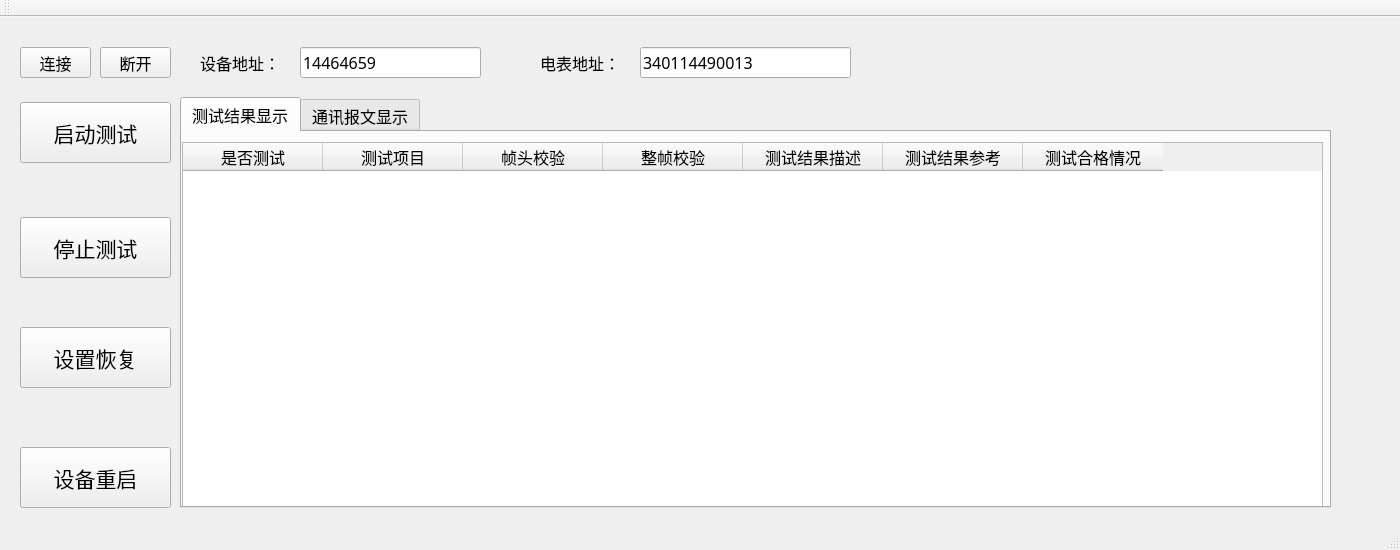
First picture: the form in mainwindow.ui, repository CLP0037/UtilizationDevTesting, before the edit.
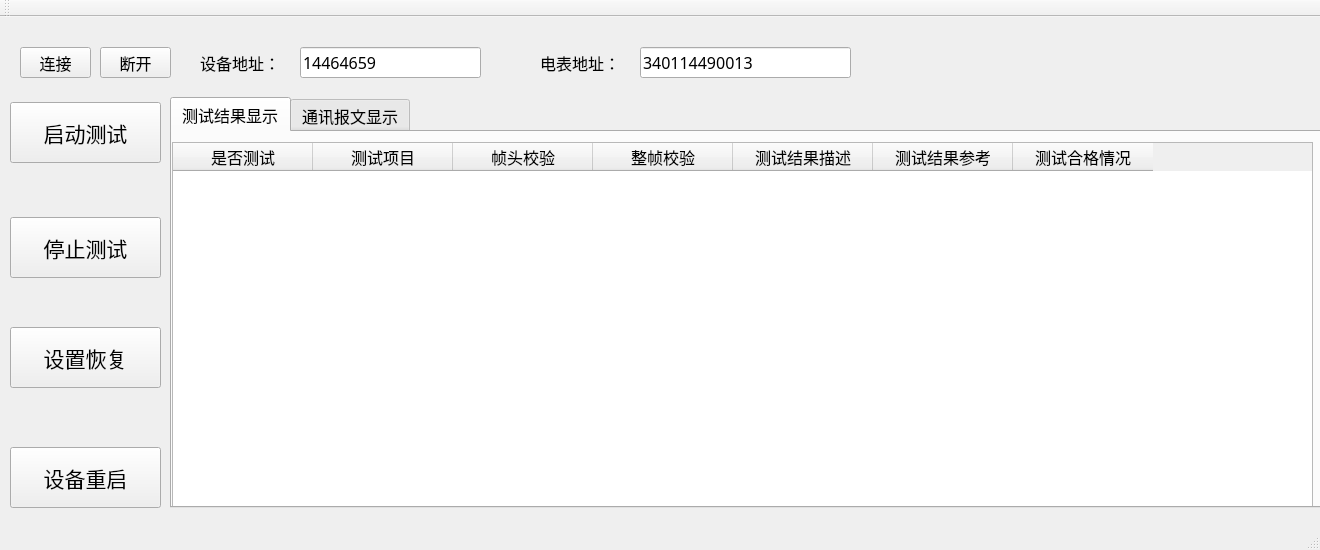
Second picture: the form after the edit. Icons and pictures are not drawn.

```diff
--- a/mainwindow.ui
+++ b/mainwindow.ui
@@ -6,7 +6,7 @@
    <rect>
     <x>0</x>
     <y>0</y>
-    <width>1400</width>
+    <width>1320</width>
     <height>550</height>
    </rect>
   </property>
@@ -29,7 +29,7 @@
    <widget class="QPushButton" name="pushBtn_Start">
     <property name="geometry">
      <rect>
-      <x>20</x>
+      <x>10</x>
       <y>85</y>
       <width>151</width>
       <height>61</height>
@@ -64,7 +64,7 @@
    <widget class="QPushButton" name="pushBtn_Stop">
     <property name="geometry">
      <rect>
-      <x>20</x>
+      <x>10</x>
       <y>200</y>
       <width>151</width>
       <height>61</height>
@@ -99,7 +99,7 @@
    <widget class="QPushButton" name="pushBtn_Reset">
     <property name="geometry">
      <rect>
-      <x>20</x>
+      <x>10</x>
       <y>310</y>
       <width>151</width>
       <height>61</height>
@@ -134,7 +134,7 @@
    <widget class="QPushButton" name="pushBtn_Restart">
     <property name="geometry">
      <rect>
-      <x>20</x>
+      <x>10</x>
       <y>430</y>
       <width>151</width>
       <height>61</height>
@@ -169,7 +169,7 @@
    <widget class="QTabWidget" name="tabWidget">
     <property name="geometry">
      <rect>
-      <x>180</x>
+      <x>170</x>
       <y>80</y>
       <width>1151</width>
       <height>411</height>
```
Left out of the diff: 2 changed lines with no effect on the pictures.
